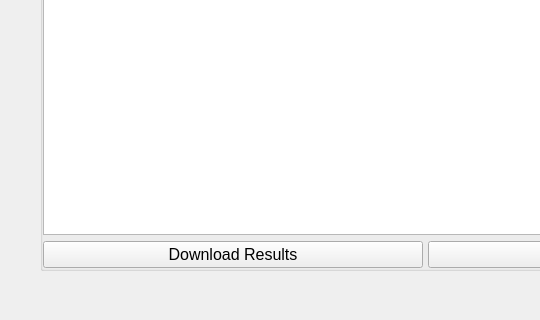
Old version of the form widgets/single_page_content.ui in the repository xli7654321/Neo-CYPi; both pictures show x 0 to 540 and y 322 to 642 of the 864 by 642 pixel window.
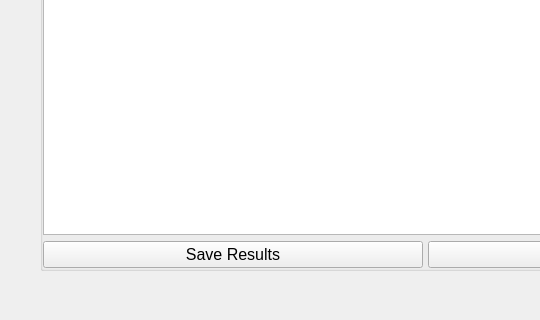
New version of the form. Icons and pictures are not drawn.

Commit message: save results as csv

```diff
--- a/widgets/single_page_content.ui
+++ b/widgets/single_page_content.ui
@@ -425,7 +425,7 @@
              </font>
             </property>
             <property name="text">
-             <string>Download Results</string>
+             <string>Save Results</string>
             </property>
            </widget>
           </item>
```
Left out of the diff: 2 changed lines with no effect on the pictures. The commit also changes 5 other files.
